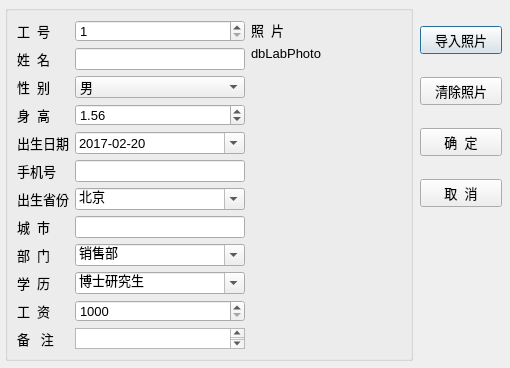
The window that Qt5.9.9/51-DataBase/samp11_3QueryEdit/wdialogdata.ui (chenbei97/myLeetCode) describes before a commit, drawn with Qt 5.
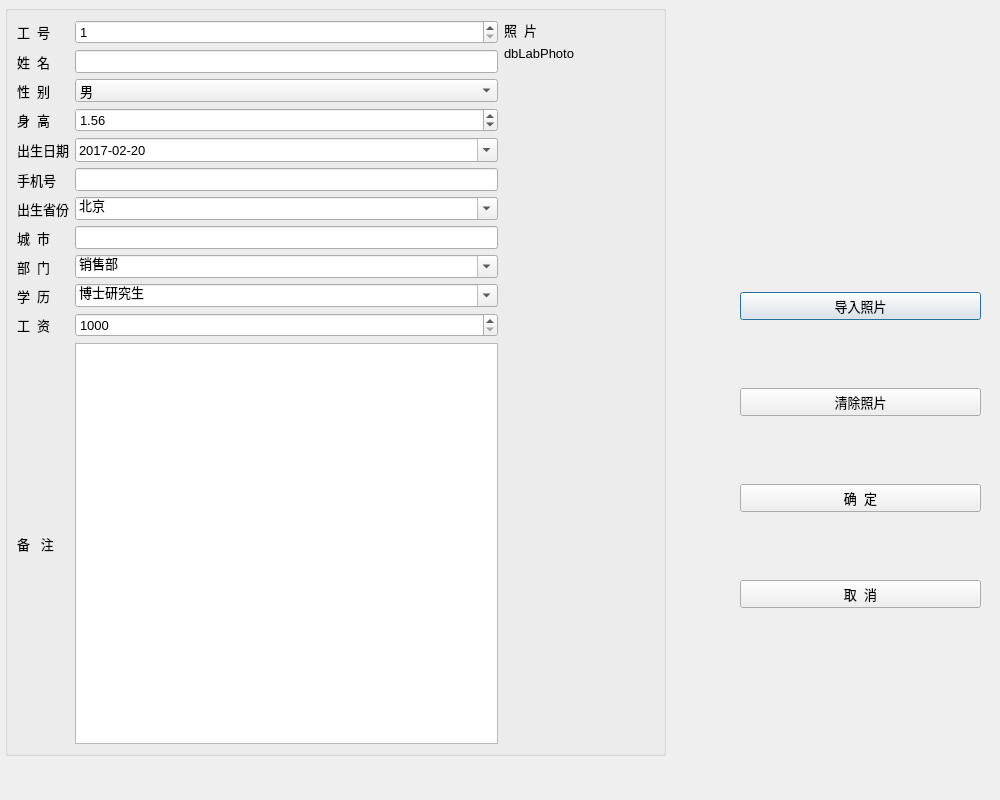
The same window after the commit. Icons and pictures are not drawn.

What changed in the file:
```diff
--- a/Qt5.9.9/51-DataBase/samp11_3QueryEdit/wdialogdata.ui
+++ b/Qt5.9.9/51-DataBase/samp11_3QueryEdit/wdialogdata.ui
@@ -6,8 +6,8 @@
    <rect>
     <x>0</x>
     <y>0</y>
-    <width>510</width>
-    <height>368</height>
+    <width>1000</width>
+    <height>800</height>
    </rect>
   </property>
   <property name="font">
@@ -23,8 +23,8 @@
     <rect>
      <x>5</x>
      <y>5</y>
-     <width>408</width>
-     <height>356</height>
+     <width>661</width>
+     <height>751</height>
     </rect>
    </property>
    <property name="title">
@@ -453,10 +453,10 @@
   <widget class="QWidget" name="layoutWidget">
    <property name="geometry">
     <rect>
-     <x>420</x>
-     <y>9</y>
-     <width>82</width>
-     <height>216</height>
+     <x>740</x>
+     <y>230</y>
+     <width>241</width>
+     <height>441</height>
     </rect>
    </property>
    <layout class="QVBoxLayout" name="verticalLayout_2">
```
